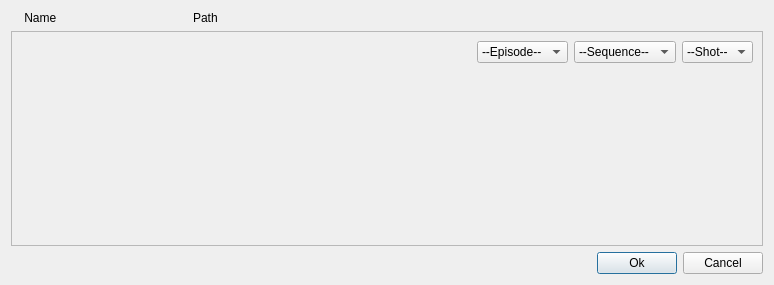
The window that ui/form.ui (iceanimations/SceneBundle) describes before a commit, drawn with Qt 5.
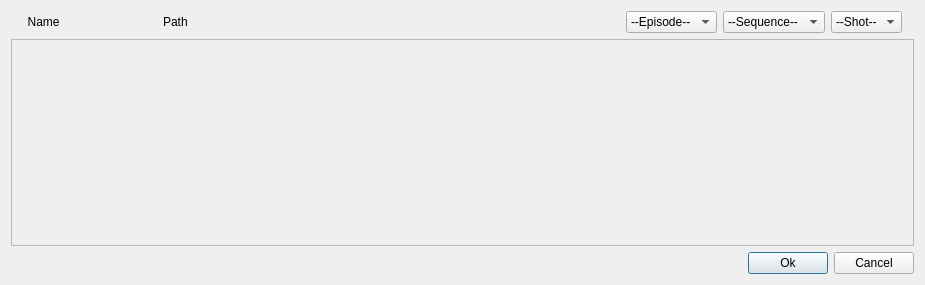
The same window after the commit.

Commit message: archiving made optional, at least one checkbox made checked

Patch:
```diff
--- a/ui/form.ui
+++ b/ui/form.ui
@@ -6,7 +6,7 @@
    <rect>
     <x>0</x>
     <y>0</y>
-    <width>774</width>
+    <width>925</width>
     <height>285</height>
    </rect>
   </property>
@@ -19,7 +19,7 @@
      <item>
       <widget class="QLabel" name="label_2">
        <property name="text">
-        <string>    Name                                       </string>
+        <string>     Name                             </string>
        </property>
       </widget>
      </item>
@@ -36,27 +36,14 @@
        </property>
       </widget>
      </item>
-    </layout>
-   </item>
-   <item>
-    <widget class="QScrollArea" name="scrollArea">
-     <property name="widgetResizable">
-      <bool>true</bool>
-     </property>
-     <widget class="QWidget" name="scrollAreaWidgetContents">
-      <property name="geometry">
-       <rect>
-        <x>0</x>
-        <y>0</y>
-        <width>754</width>
-        <height>210</height>
-       </rect>
-      </property>
-      <layout class="QVBoxLayout" name="verticalLayout">
-       <item>
-        <layout class="QVBoxLayout" name="itemsLayout">
          <item>
           <layout class="QHBoxLayout" name="horizontalLayout_3">
+       <property name="leftMargin">
+        <number>0</number>
+       </property>
+       <property name="rightMargin">
+        <number>12</number>
+       </property>
            <item>
             <spacer name="horizontalSpacer_2">
              <property name="orientation">
@@ -100,6 +87,24 @@
           </layout>
          </item>
         </layout>
+   </item>
+   <item>
+    <widget class="QScrollArea" name="scrollArea">
+     <property name="widgetResizable">
+      <bool>true</bool>
+     </property>
+     <widget class="QWidget" name="scrollAreaWidgetContents">
+      <property name="geometry">
+       <rect>
+        <x>0</x>
+        <y>0</y>
+        <width>905</width>
+        <height>202</height>
+       </rect>
+      </property>
+      <layout class="QVBoxLayout" name="verticalLayout">
+       <item>
+        <layout class="QVBoxLayout" name="itemsLayout"/>
        </item>
        <item>
         <layout class="QVBoxLayout" name="verticalLayout_4">
```
Left out of the diff: 9 changed lines with no effect on the pictures. Lines whose indentation alone changed are shown as unchanged. The commit also changes 3 other files.
